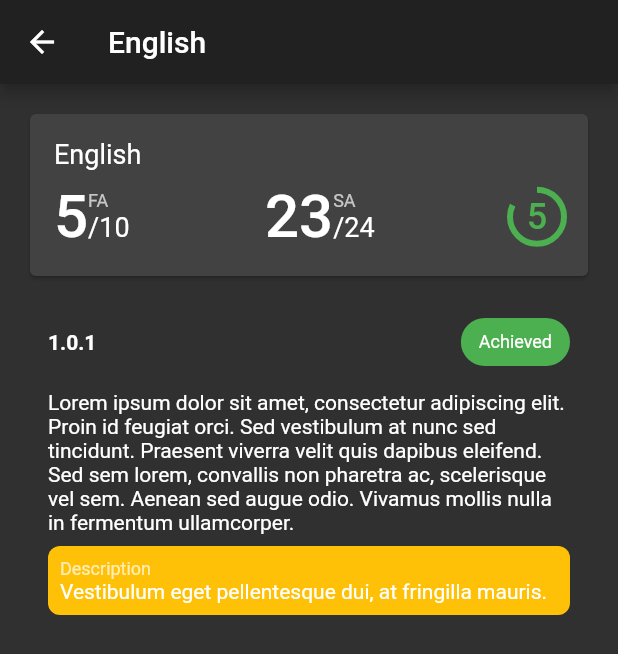
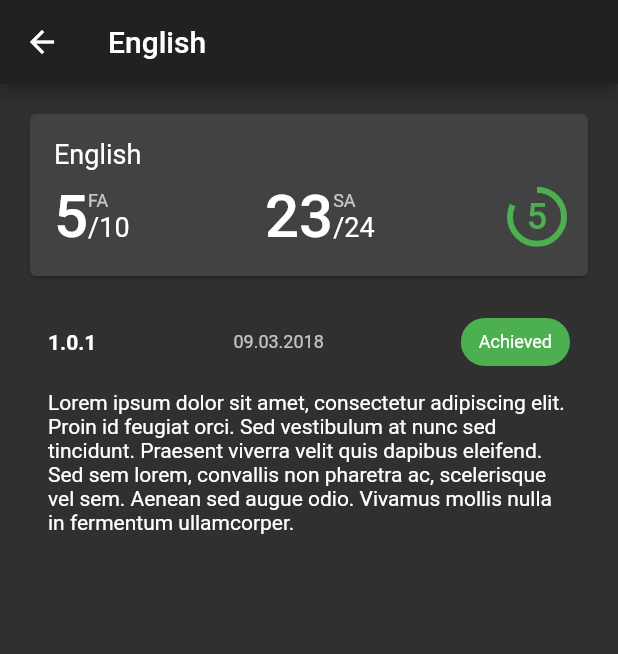
Before and after one commit to kekland/enis-app, a Flutter app: the screen it shows after launch, after a tap on "Login", after a tap on "Russian Language", after a tap on "English", on a phone screen of 412 x 824 dp. Shown: the top 654 px of the screen. Run offline on Flutter 3.47's test engine with Material 2 defaults, Android fonts, the phone set to English and light mode, and no system bars; our stand-ins replace dynamic_theme; statements that could not run were skipped.

Commit message:
Probably finished designing, starting to add API methods

```diff
--- a/lib/main.dart
+++ b/lib/main.dart
@@ -18,7 +18,7 @@ class MyApp extends StatelessWidget {
       data: (brightness) => new ThemeData(
             brightness: brightness,
             primarySwatch: Colors.green,
-            buttonColor: Colors.greenAccent,
+            buttonColor: Colors.lightBlueAccent,
           ),
       themedWidgetBuilder: (context, theme) {
         return new MaterialApp(
--- a/lib/pages/login_page.dart
+++ b/lib/pages/login_page.dart
@@ -112,9 +112,9 @@ class _LoginPageState extends State<LoginPage> with SingleTickerProviderStateMix
                         padding: new EdgeInsets.all(8.0),
                       ),
                       new RaisedButton(
-                        child: new Text('Login'),
+                        child: new Text('Login', style: TextStyle(color: Colors.black),),
                         onPressed: () => login(context),
-                        color: Theme.of(context).buttonColor,
+                        color: Colors.white,
                       )
                     ],
                   ),
--- a/lib/widgets/imko/imko_goal_widget.dart
+++ b/lib/widgets/imko/imko_goal_widget.dart
@@ -25,14 +25,23 @@ class IMKOGoalWidget extends StatelessWidget {
           children: [
             new Row(
               mainAxisAlignment: MainAxisAlignment.spaceBetween,
+              crossAxisAlignment: CrossAxisAlignment.center,
               children: [
                 Text(
                   '1.0.1',
-                  style: Theme.of(context).textTheme.body1.copyWith(fontWeight: FontWeight.bold),
+                  style: Theme.of(context).textTheme.body1.copyWith(
+                        fontWeight: FontWeight.bold,
+                      ),
+                ),
+                Text(
+                  '09.03.2018',
+                  style: Theme.of(context).textTheme.caption,
                 ),
                 Chip(
-                  label: Text('Achieved',
-                    style: Theme.of(context).textTheme.caption.copyWith(color: Colors.white),),
+                  label: Text(
+                    'Achieved',
+                    style: Theme.of(context).textTheme.caption.copyWith(color: Colors.white),
+                  ),
                   backgroundColor: Colors.green,
                 )
               ],
@@ -43,27 +52,6 @@ class IMKOGoalWidget extends StatelessWidget {
                 'Lorem ipsum dolor sit amet, consectetur adipiscing elit. Proin id feugiat orci. Sed vestibulum at nunc sed tincidunt. Praesent viverra velit quis dapibus eleifend. Sed sem lorem, convallis non pharetra ac, scelerisque vel sem. Aenean sed augue odio. Vivamus mollis nulla in fermentum ullamcorper.',
               ),
             ),
-            Container(
-              width: double.infinity,
-              padding: EdgeInsets.all(8.0),
-              decoration: BoxDecoration(
-                color: Colors.amber,
-                borderRadius: BorderRadius.circular(8.0),
-              ),
-              child: new Column(
-                crossAxisAlignment: CrossAxisAlignment.start,
-                children: <Widget>[
-                  Text(
-                    'Description',
-                    style: Theme.of(context).textTheme.caption.copyWith(color: Colors.white70),
-                  ),
-                  Text(
-                    'Vestibulum eget pellentesque dui, at fringilla mauris.',
-                    style: Theme.of(context).textTheme.body1.copyWith(color: Colors.white),
-                  ),
-                ],
-              ),
-            ),
           ],
         ),
       ),
```
Also changed, not shown: lib/api/user_data.dart (added), 1 other file.
